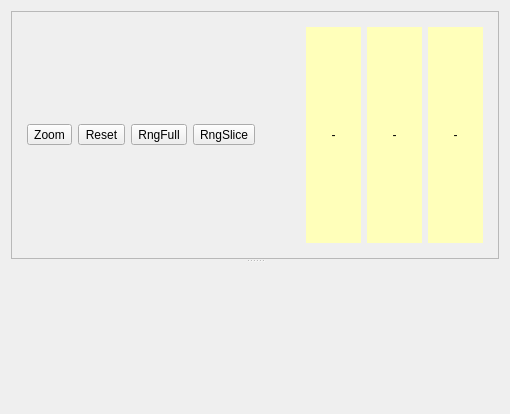
First picture: the form in Code/Mantid/MantidPlot/src/Mantid/SliceViewer/SliceViewer.ui, repository mantidproject/mantid, before the edit.
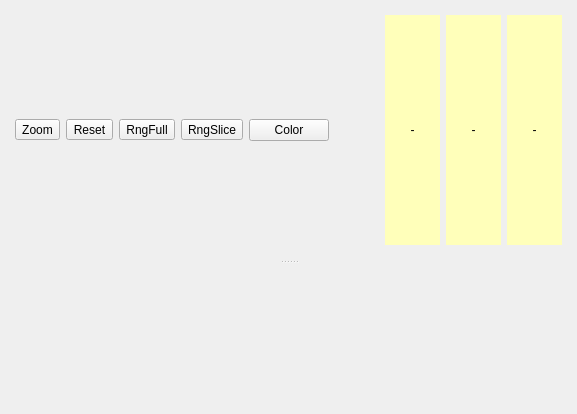
Second picture: the form after the edit.

Commit message: Refs #3882: Menus for zooming and color scale.

Diff of the .ui file:
```diff
--- a/Code/Mantid/MantidPlot/src/Mantid/SliceViewer/SliceViewer.ui
+++ b/Code/Mantid/MantidPlot/src/Mantid/SliceViewer/SliceViewer.ui
@@ -6,7 +6,7 @@
    <rect>
     <x>0</x>
     <y>0</y>
-    <width>510</width>
+    <width>577</width>
     <height>414</height>
    </rect>
   </property>
@@ -14,6 +14,12 @@
    <string>SliceViewer</string>
   </property>
   <layout class="QVBoxLayout" name="verticalLayout">
+   <property name="spacing">
+    <number>3</number>
+   </property>
+   <property name="margin">
+    <number>0</number>
+   </property>
    <item>
     <widget class="QSplitter" name="splitter">
      <property name="orientation">
@@ -35,7 +41,7 @@
 }</string>
       </property>
       <property name="frameShape">
-       <enum>QFrame::StyledPanel</enum>
+       <enum>QFrame::NoFrame</enum>
       </property>
       <property name="frameShadow">
        <enum>QFrame::Raised</enum>
@@ -107,6 +113,13 @@
             </property>
            </widget>
           </item>
+          <item>
+           <widget class="QPushButton" name="btnColorOptions">
+            <property name="text">
+             <string>Color</string>
+            </property>
+           </widget>
+          </item>
           <item>
            <spacer name="horizontalSpacer">
             <property name="orientation">
```
The commit also changes 2 other files.
